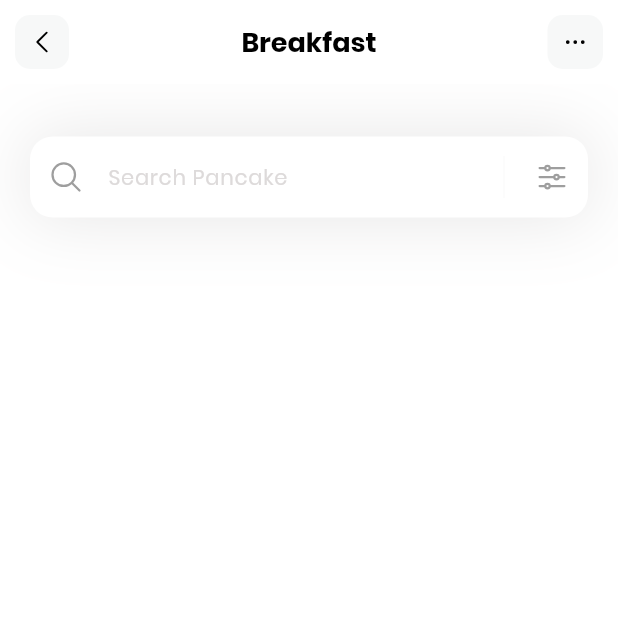
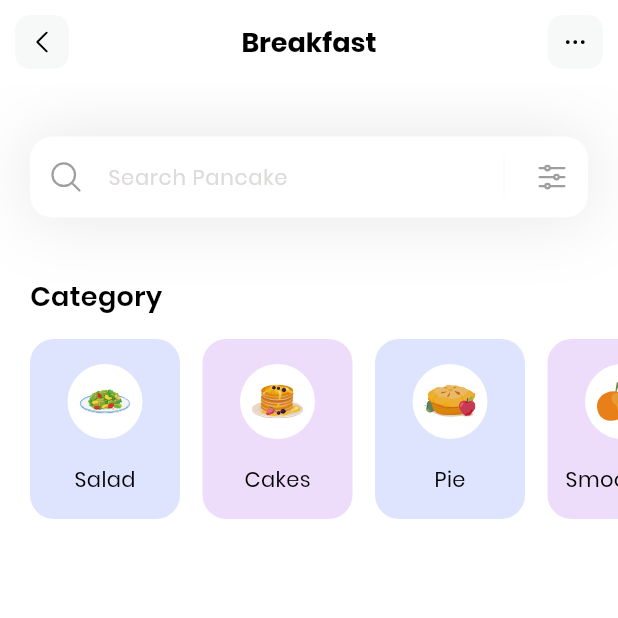
Before and after one commit to shonazarovdev/flutter_app, a Flutter app: the screen it shows after launch, on a phone screen of 412 x 824 dp, the top half of it. Run offline on Flutter 3.47's test engine with Material 3 defaults, Android fonts, the phone set to English and light mode, and no system bars; our stand-ins replace flutter_svg.

Commit message:
implement categories

```diff
--- a/lib/main.dart
+++ b/lib/main.dart
@@ -14,7 +14,7 @@ class MyApp extends StatelessWidget {
     return MaterialApp(
       debugShowCheckedModeBanner: false,
       theme: ThemeData(fontFamily: 'Poppins'),
-      home: const HomePage(),
+      home: HomePage(),
     );
   }
 }
--- /dev/null
+++ b/lib/models/category_model.dart
@@ -0,0 +1,48 @@
+import 'package:flutter/material.dart';
+
+class CategoryModel {
+  String name;
+  String iconPath;
+  Color boxColor;
+
+  CategoryModel({
+    required this.name,
+    required this.iconPath,
+    required this.boxColor,
+  });
+
+  static List<CategoryModel> getCategories() {
+    List<CategoryModel> categories = [];
+
+    categories.add(
+      CategoryModel(
+        name: 'Salad',
+        iconPath: 'assets/icons/Plate.svg',
+        boxColor: Color(0xff92A3FD),
+      ),
+    );
+    categories.add(
+      CategoryModel(
+        name: 'Cakes',
+        iconPath: 'assets/icons/Pancakes.svg',
+        boxColor: Color(0xffC58BF2),
+      ),
+    );
+    categories.add(
+      CategoryModel(
+        name: 'Pie',
+        iconPath: 'assets/icons/Pie.svg',
+        boxColor: Color(0xff92A3FD),
+      ),
+    );
+    categories.add(
+      CategoryModel(
+        name: 'Smoothies',
+        iconPath: 'assets/icons/Orange-snacks.svg',
+        boxColor: Color(0xffC58BF2),
+      ),
+    );
+
+    return categories;
+  }
+}
--- a/lib/pages/home.dart
+++ b/lib/pages/home.dart
@@ -1,15 +1,38 @@
 import 'package:flutter/material.dart';
 import 'package:flutter_svg/flutter_svg.dart';
 
-class HomePage extends StatelessWidget {
-  const HomePage({super.key});
+import '../models/category_model.dart';
+
+class HomePage extends StatefulWidget {
+  HomePage({super.key});
+
+  @override
+  State<HomePage> createState() => _HomePageState();
+}
+
+class _HomePageState extends State<HomePage> {
+  List<CategoryModel> categories = [];
+
+  void _getCategories() {
+    categories = CategoryModel.getCategories();
+  }
+
+  @override
+  void initState() {
+    super.initState();
+    _getCategories();
+  }
 
   @override
   Widget build(BuildContext context) {
+    _getCategories();
     return Scaffold(
       appBar: appBar(),
       backgroundColor: Colors.white,
-      body: Column(children: [_searchFIeld()]),
+      body: Column(
+        crossAxisAlignment: CrossAxisAlignment.start,
+        children: [_searchField(), SizedBox(height: 40), _categoriesSection()],
+      ),
     );
   }
 
@@ -31,14 +54,14 @@ class HomePage extends StatelessWidget {
         child: Container(
           margin: EdgeInsets.all(10),
           alignment: Alignment.center,
+          decoration: BoxDecoration(
+            color: Color(0xfff7f8f8),
+            borderRadius: BorderRadius.circular(10),
+          ),
           child: SvgPicture.asset(
             'assets/icons/Arrow-left.svg',
             width: 20,
             height: 20,
-          ),
-          decoration: BoxDecoration(
-            color: Color(0xfff7f8f8),
-            borderRadius: BorderRadius.circular(10),
           ),
         ),
       ),
@@ -49,14 +72,14 @@ class HomePage extends StatelessWidget {
             margin: EdgeInsets.all(10),
             alignment: Alignment.center,
             width: 37,
+            decoration: BoxDecoration(
+              color: Color(0xfff7f8f8),
+              borderRadius: BorderRadius.circular(10),
+            ),
             child: SvgPicture.asset(
               'assets/icons/Dots.svg',
               width: 20,
               height: 20,
-            ),
-            decoration: BoxDecoration(
-              color: Color(0xfff7f8f8),
-              borderRadius: BorderRadius.circular(10),
             ),
           ),
         ),
@@ -64,7 +87,7 @@ class HomePage extends StatelessWidget {
     );
   }
 
-  Container _searchFIeld() {
+  Container _searchField() {
     return Container(
       margin: EdgeInsets.only(top: 35, left: 20, right: 20),
       decoration: BoxDecoration(
@@ -115,4 +138,67 @@ class HomePage extends StatelessWidget {
       ),
     );
   }
+
+  Column _categoriesSection() {
+    return Column(
+      crossAxisAlignment: CrossAxisAlignment.start,
+      children: [
+        Padding(
+          padding: const EdgeInsets.only(left: 20),
+          child: Text(
+            'Category',
+            style: TextStyle(
+              color: Colors.black,
+              fontSize: 18,
+              fontWeight: FontWeight.w600,
+            ),
+          ),
+        ),
+        SizedBox(height: 15),
+        Container(
+          height: 120,
+          child: ListView.separated(
+            scrollDirection: Axis.horizontal,
+            separatorBuilder: (context, index) => SizedBox(width: 15),
+            padding: EdgeInsets.only(left: 20, right: 20),
+            itemCount: categories.length,
+            itemBuilder: (context, index) {
+              return Container(
+                width: 100,
+                decoration: BoxDecoration(
+                  color: categories[index].boxColor.withValues(alpha: 0.3),
+                  borderRadius: BorderRadius.circular(16),
+                ),
+                child: Column(
+                  mainAxisAlignment: MainAxisAlignment.spaceEvenly,
+                  children: [
+                    Container(
+                      width: 50,
+                      height: 50,
+                      decoration: BoxDecoration(
+                        color: Colors.white,
+                        shape: BoxShape.circle,
+                      ),
+                      child: Padding(
+                        padding: const EdgeInsets.all(8.0),
+                        child: SvgPicture.asset(categories[index].iconPath),
+                      ),
+                    ),
+                    Text(
+                      categories[index].name,
+                      style: TextStyle(
+                        fontSize: 14,
+                        fontWeight: FontWeight.w400,
+                        color: Colors.black,
+                      ),
+                    ),
+                  ],
+                ),
+              );
+            },
+          ),
+        ),
+      ],
+    );
+  }
 }
```
Also changed, not shown: assets/icons/Orange-snacks.svg (added), assets/icons/Pancakes.svg (added), assets/icons/Pie.svg (added), assets/icons/Plate.svg (added).
